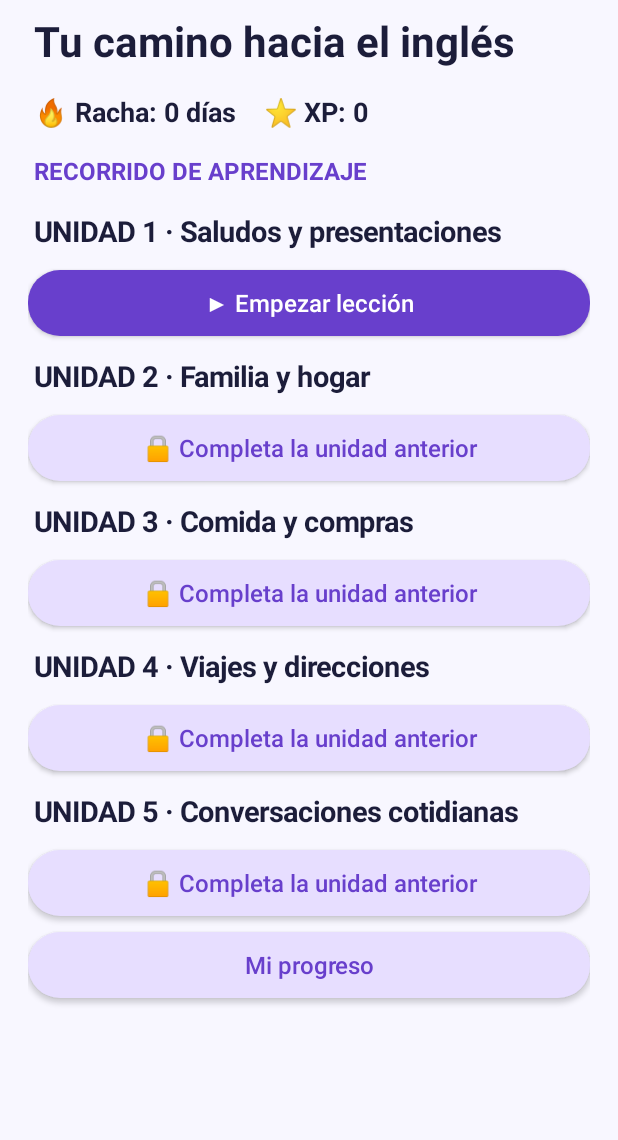
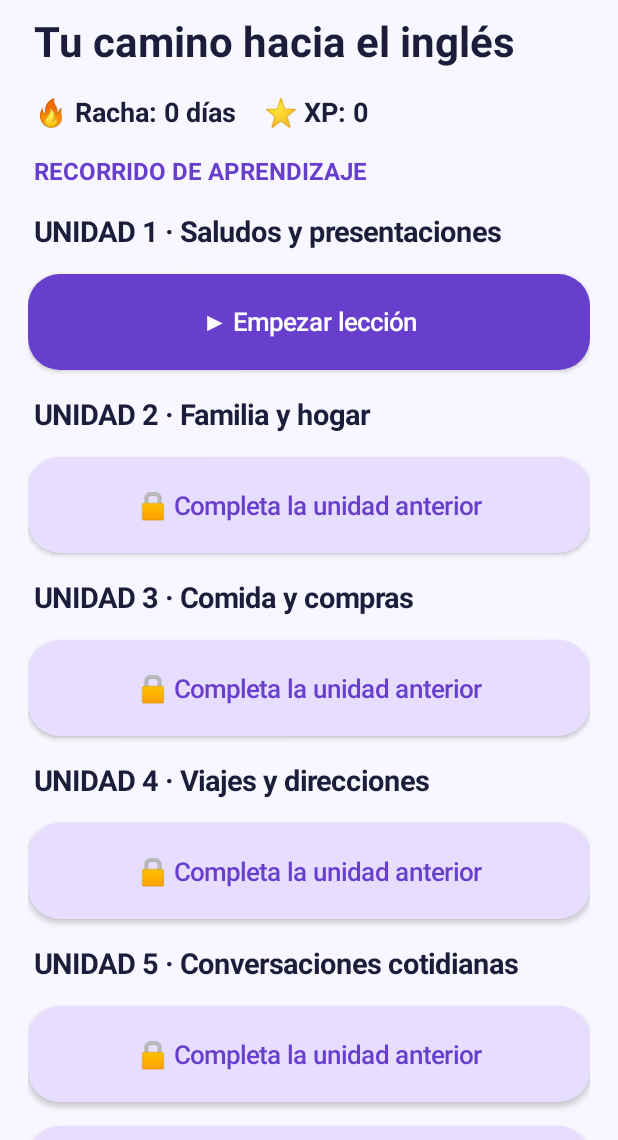
Before and after one commit to ramiroesneiderramiro-lang/literate-octo-waffle, an Android app: the screen it shows after launch (MainActivity), on a phone screen of 412 x 824 dp, the part 96-1236 px from its top. Run offline under Robolectric (Android 15) with nearby library versions, the phone set to English and light mode, and no system bars.

Commit message:
Corregir texto cortado en botones con altura adaptable y padding dp

```diff
--- a/app/src/main/java/com/inglesencasaya/app/MainActivity.java
+++ b/app/src/main/java/com/inglesencasaya/app/MainActivity.java
@@ -54,11 +54,24 @@ public class MainActivity extends Activity {
         if(bold)t.setTypeface(null,Typeface.BOLD);t.setPadding(6,12,6,12);root.addView(t);return t;
     }
     private void button(String s,Runnable action,boolean secondary) {
-        Button b=new Button(this);b.setAllCaps(false);b.setText(s);b.setTextSize(16);
-        b.setTextColor(secondary?purple:Color.WHITE);b.setBackground(shape(secondary?Color.rgb(231,222,255):purple));
-        LinearLayout.LayoutParams p=new LinearLayout.LayoutParams(-1,66);p.setMargins(0,8,0,8);root.addView(b,p);
+        Button b=new Button(this);
+        b.setAllCaps(false);
+        b.setText(s);
+        b.setTextSize(17);
+        b.setGravity(Gravity.CENTER);
+        b.setIncludeFontPadding(true);
+        b.setSingleLine(false);
+        b.setMaxLines(3);
+        b.setPadding(dp(18),dp(12),dp(18),dp(12));
+        b.setMinHeight(dp(64));
+        b.setTextColor(secondary?purple:Color.WHITE);
+        b.setBackground(shape(secondary?Color.rgb(231,222,255):purple));
+        LinearLayout.LayoutParams p=new LinearLayout.LayoutParams(-1,LinearLayout.LayoutParams.WRAP_CONTENT);
+        p.setMargins(0,dp(8),0,dp(8));
+        root.addView(b,p);
         b.setOnClickListener(v->action.run());
     }
+    private int dp(int n){return (int)(n*getResources().getDisplayMetrics().density+0.5f);}
     private int unlocked(){return prefs.getInt("unlocked",0);}
     private void home(){
         screen();label("✦ INGLÉS EN CASA YA",18,true).setTextColor(purple);
```
